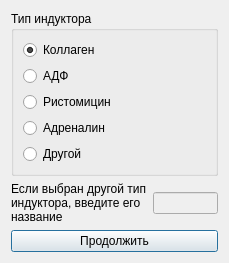
The window that selectinductor.ui (krang4d/Agrekola) describes before a commit, drawn with Qt 5.
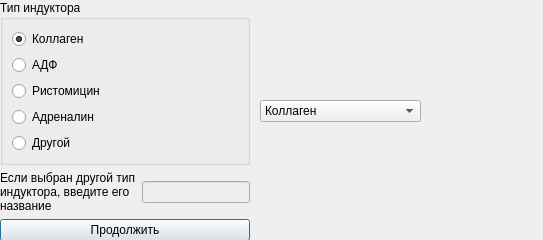
The same window after the commit.

Commit message: rename Измерение -> Тест, add a ComboBox for the types of inductor

```diff
--- a/selectinductor.ui
+++ b/selectinductor.ui
@@ -6,15 +6,49 @@
    <rect>
     <x>0</x>
     <y>0</y>
-    <width>229</width>
+    <width>543</width>
     <height>240</height>
    </rect>
   </property>
   <property name="windowTitle">
    <string>Выбор индуктора</string>
   </property>
-  <layout class="QGridLayout" name="gridLayout">
-   <item row="0" column="0">
+  <widget class="QComboBox" name="comboBox">
+   <property name="geometry">
+    <rect>
+     <x>260</x>
+     <y>100</y>
+     <width>161</width>
+     <height>22</height>
+    </rect>
+   </property>
+   <item>
+    <property name="text">
+     <string>Коллаген</string>
+    </property>
+   </item>
+   <item>
+    <property name="text">
+     <string>АДФ</string>
+    </property>
+   </item>
+   <item>
+    <property name="text">
+     <string>Ристомицин</string>
+    </property>
+   </item>
+   <item>
+    <property name="text">
+     <string>Адреналин</string>
+    </property>
+   </item>
+   <item>
+    <property name="text">
+     <string>Другой</string>
+    </property>
+   </item>
+  </widget>
+  <widget class="QWidget" name="">
     <layout class="QVBoxLayout" name="verticalLayout_1">
      <item>
       <layout class="QHBoxLayout" name="horizontalLayout_1">
@@ -101,8 +135,7 @@
       </widget>
      </item>
     </layout>
-   </item>
-  </layout>
+  </widget>
  </widget>
  <resources/>
  <connections/>
```
Lines whose indentation alone changed are shown as unchanged. The commit also changes 14 other files.
